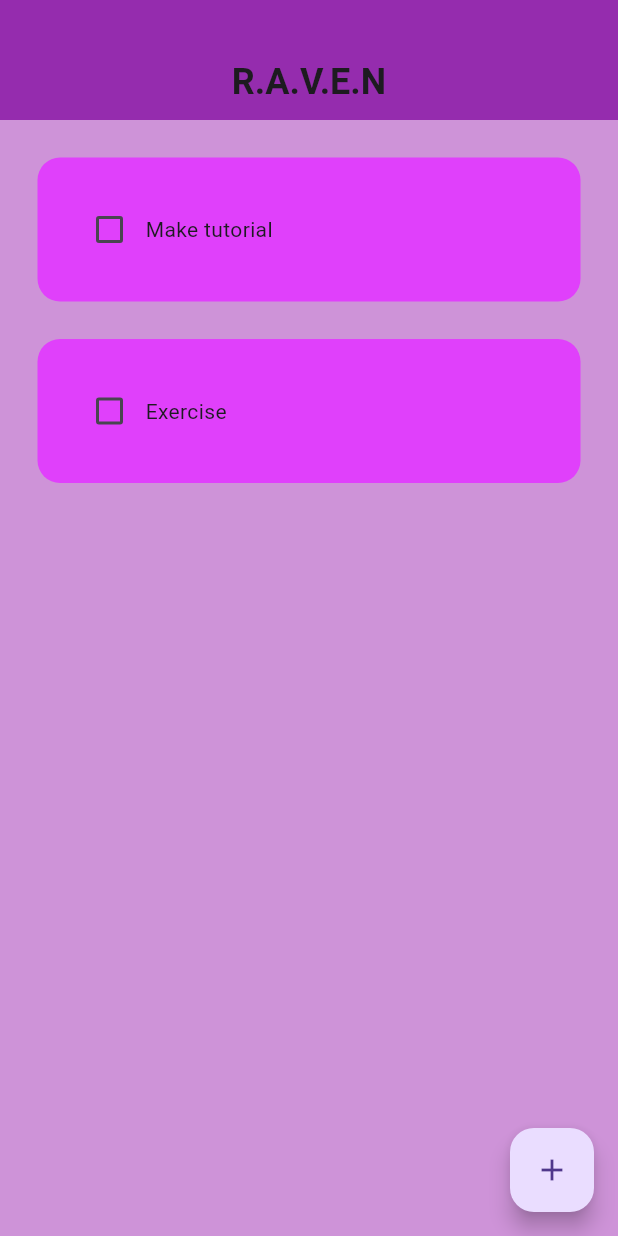
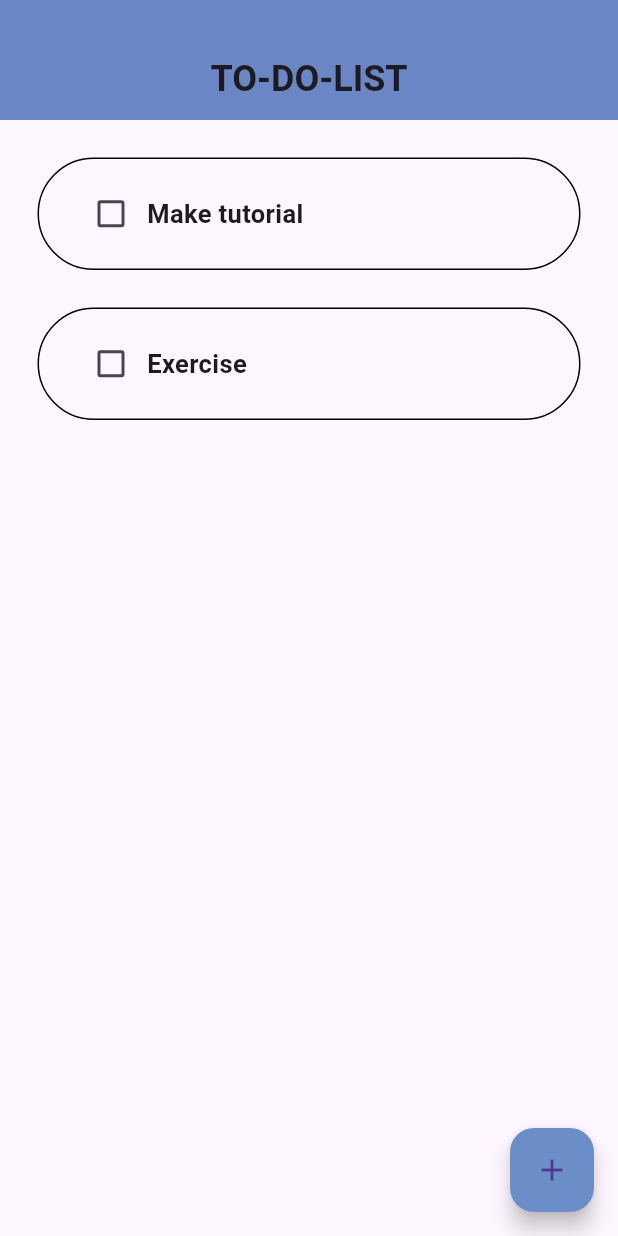
Before and after one commit to AlthafNazeel/To-Do-App, a Flutter app: the screen it shows after launch, on a phone screen of 412 x 824 dp. Run offline on Flutter 3.47's test engine with Material 3 defaults, Android fonts, the phone set to English and light mode, and no system bars; drawn by our look-alikes of flutter_slidable.

Commit message:
UI update

```diff
--- a/lib/Pages/home_page.dart
+++ b/lib/Pages/home_page.dart
@@ -60,12 +60,12 @@ List toDoList = [
   @override
   Widget build(BuildContext context) {
     return Scaffold(                            // Scafffold is like the structure of the page all widgets will be put under this section
-      backgroundColor: Colors.purple[200],
+      // backgroundColor: Colors.blueAccent[200],
       appBar: AppBar(                           // it creates an top bar can specify more things like title or actions to be performed here etc
         title: Padding(
-          padding: const EdgeInsets.only(top: 29),
+          padding: const EdgeInsets.only(top: 25),
           child: Text (                           // Title for top bar
-            'R.A.V.E.N',
+            'TO-DO-LIST',
             style: TextStyle(
               fontSize: 24,
               fontWeight: FontWeight.bold,
@@ -74,7 +74,7 @@ List toDoList = [
         ),
 
         elevation: 10,                          // Gives a small shadow effect to the end of the top bar (there by default can adjust stregnth here)
-        backgroundColor: Colors.purple,
+        backgroundColor: const Color.fromARGB(255, 107, 142, 201),
         toolbarHeight: 80,                      // Adjust the height of the app bar
         centerTitle: true,                      // Center the title
       ),
@@ -82,6 +82,7 @@ List toDoList = [
       floatingActionButton: FloatingActionButton(
         onPressed: createNewTask,
         child: Icon(Icons.add),
+        backgroundColor: Color.fromARGB(255, 107, 142, 201),
       ),
 
       body: ListView.builder(                      // creates a scrollable list of widgets
--- a/lib/main.dart
+++ b/lib/main.dart
@@ -13,7 +13,7 @@ class MyApp extends StatelessWidget {
     return MaterialApp(
       debugShowCheckedModeBanner: false,                   //This line removes the debug banner that appears in the top-right corner of the screen
       home: HomePage(),
-      theme: ThemeData(primarySwatch: Colors.yellow),   // universal color which will be applied everywhere shades of yellow
+      theme: ThemeData(primarySwatch: Colors.blue),   // universal color which will be applied everywhere shades of yellow
       );
   }
 }
--- a/lib/util/todo_tile.dart
+++ b/lib/util/todo_tile.dart
@@ -34,6 +34,7 @@ class ToDoTile extends StatelessWidget {          // Stateless widgets is a basi
 
 
       child: Container(
+        height: 75,
         padding: EdgeInsets.all(24),
         child: Row(                               // made it a row so that it could have have multiple children
           children: [
@@ -44,14 +45,19 @@ class ToDoTile extends StatelessWidget {          // Stateless widgets is a basi
             Text(
               taskName,
               style: TextStyle(
+                fontSize: 17,
+                fontWeight: taskCompleted ? FontWeight.normal : FontWeight.bold,                  // unbolds the text when done
                 decoration: taskCompleted ? TextDecoration.lineThrough : TextDecoration.none ,    // checks if taskCompleted is true if true put a linethrough else none
               ),
             ),
           ],
         ),
         decoration: BoxDecoration(
-          color: Colors.purpleAccent,
-          borderRadius: BorderRadius.circular(15)),
+          // color: Colors.purpleAccent,
+          border: Border.all(color: Colors.black),
+          borderRadius: BorderRadius.circular(50)),
+
+
       ),
       ),
     );
```
